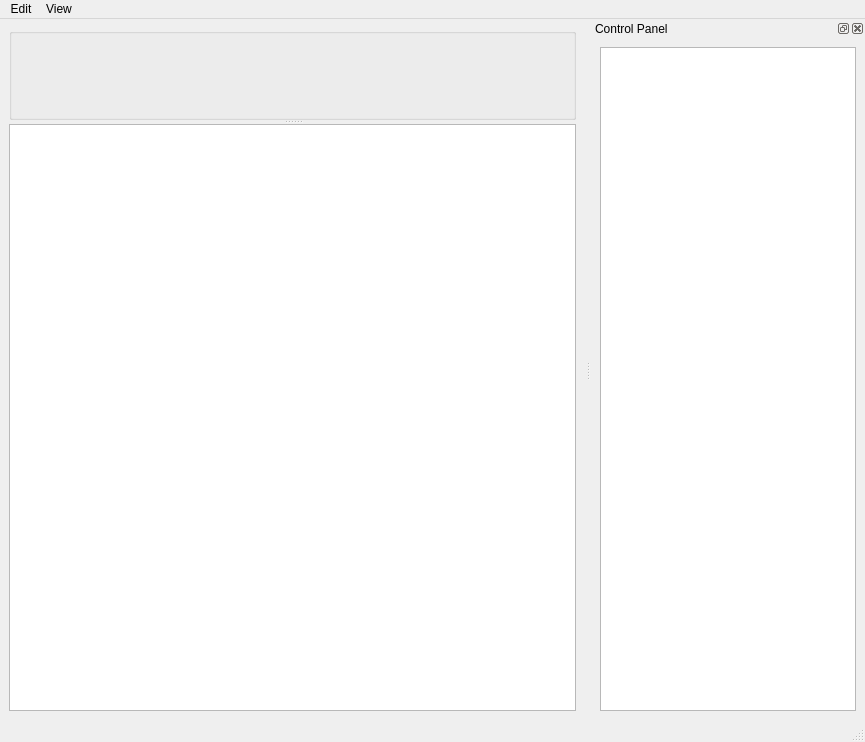
First picture: the form in maya_script/BevelTool/src/Qt/UI/MWBevelToolMainWindow.ui, repository FengYusheng/MyUtils, before the edit.
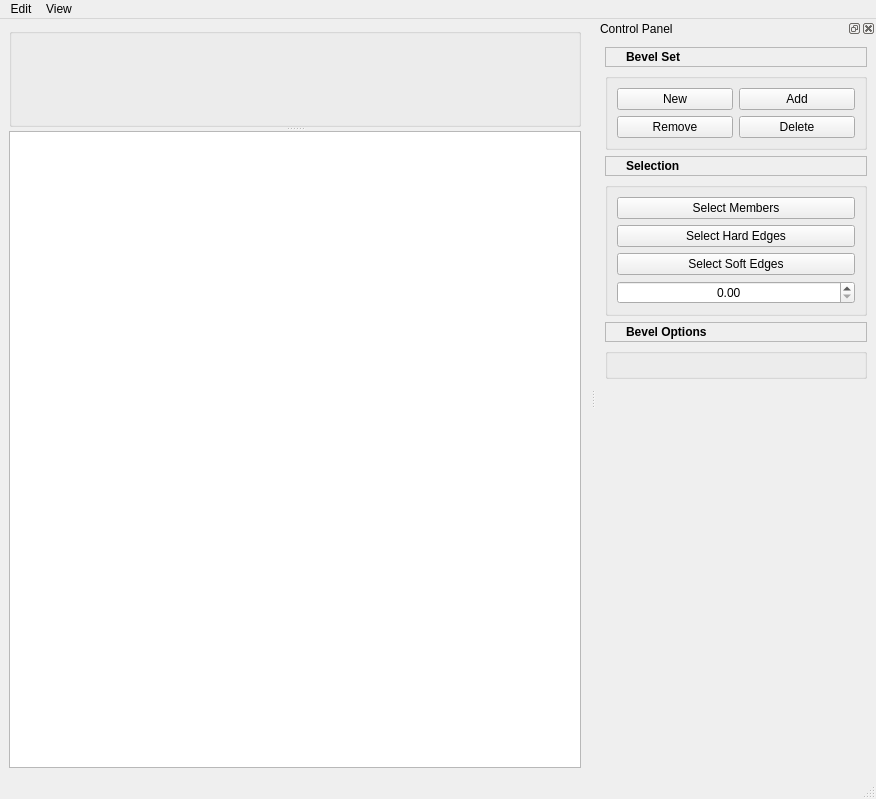
Second picture: the form after the edit.

Commit message: bevel tool

Patch:
```diff
--- a/maya_script/BevelTool/src/Qt/UI/MWBevelToolMainWindow.ui
+++ b/maya_script/BevelTool/src/Qt/UI/MWBevelToolMainWindow.ui
@@ -6,8 +6,8 @@
    <rect>
     <x>0</x>
     <y>0</y>
-    <width>865</width>
-    <height>742</height>
+    <width>876</width>
+    <height>799</height>
    </rect>
   </property>
   <property name="windowTitle">
@@ -31,7 +31,23 @@
         <bool>false</bool>
        </property>
       </widget>
-      <widget class="QTreeView" name="treeView"/>
+      <widget class="QTreeView" name="bevelSetTreeView">
+       <property name="selectionMode">
+        <enum>QAbstractItemView::MultiSelection</enum>
+       </property>
+       <property name="textElideMode">
+        <enum>Qt::ElideNone</enum>
+       </property>
+       <property name="indentation">
+        <number>0</number>
+       </property>
+       <property name="wordWrap">
+        <bool>false</bool>
+       </property>
+       <attribute name="headerMinimumSectionSize">
+        <number>50</number>
+       </attribute>
+      </widget>
      </widget>
     </item>
    </layout>
@@ -41,7 +57,7 @@
     <rect>
      <x>0</x>
      <y>0</y>
-     <width>865</width>
+     <width>876</width>
      <height>21</height>
     </rect>
    </property>
@@ -60,6 +76,12 @@
   </widget>
   <widget class="QStatusBar" name="statusbar"/>
   <widget class="QDockWidget" name="controlDock">
+   <property name="minimumSize">
+    <size>
+     <width>280</width>
+     <height>356</height>
+    </size>
+   </property>
    <property name="allowedAreas">
     <set>Qt::LeftDockWidgetArea|Qt::RightDockWidgetArea</set>
    </property>
@@ -70,23 +92,209 @@
     <number>2</number>
    </attribute>
    <widget class="QWidget" name="dockWidgetContents_2">
-    <layout class="QGridLayout" name="gridLayout">
+    <layout class="QGridLayout" name="gridLayout_3">
      <item row="0" column="0">
-      <widget class="QTreeView" name="controlPanelTreeView">
-       <property name="indentation">
-        <number>20</number>
+      <widget class="QLabel" name="bevelSetLabel">
+       <property name="minimumSize">
+        <size>
+         <width>0</width>
+         <height>20</height>
+        </size>
        </property>
-       <property name="animated">
-        <bool>false</bool>
+       <property name="maximumSize">
+        <size>
+         <width>16777215</width>
+         <height>30</height>
+        </size>
+       </property>
+       <property name="frameShape">
+        <enum>QFrame::StyledPanel</enum>
+       </property>
+       <property name="frameShadow">
+        <enum>QFrame::Plain</enum>
+       </property>
+       <property name="text">
+        <string>&lt;html&gt;&lt;head/&gt;&lt;body&gt;&lt;p&gt;&lt;span style=&quot; font-weight:600;&quot;&gt;Bevel Set&lt;/span&gt;&lt;/p&gt;&lt;/body&gt;&lt;/html&gt;</string>
+       </property>
+       <property name="textFormat">
+        <enum>Qt::RichText</enum>
        </property>
        <property name="wordWrap">
+        <bool>false</bool>
+       </property>
+       <property name="indent">
+        <number>20</number>
+       </property>
+      </widget>
+     </item>
+     <item row="1" column="0">
+      <widget class="QGroupBox" name="bevelSetGroupBox">
+       <property name="title">
+        <string/>
+       </property>
+       <property name="flat">
         <bool>true</bool>
        </property>
-       <property name="headerHidden">
+       <property name="checkable">
+        <bool>false</bool>
+       </property>
+       <layout class="QGridLayout" name="gridLayout">
+        <item row="0" column="0">
+         <widget class="QPushButton" name="newBevelSetButton">
+          <property name="text">
+           <string>New</string>
+          </property>
+         </widget>
+        </item>
+        <item row="0" column="1">
+         <widget class="QPushButton" name="addMemberButton">
+          <property name="text">
+           <string>Add</string>
+          </property>
+         </widget>
+        </item>
+        <item row="1" column="0">
+         <widget class="QPushButton" name="removeMemberButton">
+          <property name="text">
+           <string>Remove</string>
+          </property>
+         </widget>
+        </item>
+        <item row="1" column="1">
+         <widget class="QPushButton" name="deleteBevelSetbutton">
+          <property name="text">
+           <string>Delete</string>
+          </property>
+         </widget>
+        </item>
+       </layout>
+      </widget>
+     </item>
+     <item row="2" column="0">
+      <widget class="QLabel" name="selectionLabel">
+       <property name="minimumSize">
+        <size>
+         <width>0</width>
+         <height>20</height>
+        </size>
+       </property>
+       <property name="maximumSize">
+        <size>
+         <width>16777215</width>
+         <height>30</height>
+        </size>
+       </property>
+       <property name="frameShape">
+        <enum>QFrame::StyledPanel</enum>
+       </property>
+       <property name="frameShadow">
+        <enum>QFrame::Plain</enum>
+       </property>
+       <property name="text">
+        <string>&lt;html&gt;&lt;head/&gt;&lt;body&gt;&lt;p&gt;&lt;span style=&quot; font-weight:600;&quot;&gt;Selection&lt;/span&gt;&lt;/p&gt;&lt;/body&gt;&lt;/html&gt;</string>
+       </property>
+       <property name="textFormat">
+        <enum>Qt::RichText</enum>
+       </property>
+       <property name="indent">
+        <number>20</number>
+       </property>
+      </widget>
+     </item>
+     <item row="3" column="0">
+      <widget class="QGroupBox" name="selectionGroupBox">
+       <property name="title">
+        <string/>
+       </property>
+       <property name="flat">
         <bool>true</bool>
        </property>
+       <layout class="QVBoxLayout" name="verticalLayout">
+        <item>
+         <widget class="QPushButton" name="selectMembersButton">
+          <property name="text">
+           <string>Select Members</string>
+          </property>
+         </widget>
+        </item>
+        <item>
+         <widget class="QPushButton" name="selectHardEdgesButton">
+          <property name="text">
+           <string>Select Hard Edges</string>
+          </property>
+         </widget>
+        </item>
+        <item>
+         <widget class="QPushButton" name="selectSoftEdgesButton">
+          <property name="text">
+           <string>Select Soft Edges</string>
+          </property>
+         </widget>
+        </item>
+        <item>
+         <widget class="QDoubleSpinBox" name="doubleSpinBox">
+          <property name="alignment">
+           <set>Qt::AlignCenter</set>
+          </property>
+         </widget>
+        </item>
+       </layout>
       </widget>
      </item>
+     <item row="4" column="0">
+      <widget class="QLabel" name="bevelOptionsLabel">
+       <property name="minimumSize">
+        <size>
+         <width>0</width>
+         <height>20</height>
+        </size>
+       </property>
+       <property name="maximumSize">
+        <size>
+         <width>16777215</width>
+         <height>30</height>
+        </size>
+       </property>
+       <property name="frameShape">
+        <enum>QFrame::StyledPanel</enum>
+       </property>
+       <property name="frameShadow">
+        <enum>QFrame::Plain</enum>
+       </property>
+       <property name="text">
+        <string>&lt;html&gt;&lt;head/&gt;&lt;body&gt;&lt;p&gt;&lt;span style=&quot; font-weight:600;&quot;&gt;Bevel Options&lt;/span&gt;&lt;/p&gt;&lt;/body&gt;&lt;/html&gt;</string>
+       </property>
+       <property name="textFormat">
+        <enum>Qt::RichText</enum>
+       </property>
+       <property name="indent">
+        <number>20</number>
+       </property>
+      </widget>
+     </item>
+     <item row="5" column="0">
+      <widget class="QGroupBox" name="bevelOptionsGroupBox">
+       <property name="title">
+        <string/>
+       </property>
+       <property name="flat">
+        <bool>true</bool>
+       </property>
+      </widget>
+     </item>
+     <item row="6" column="0">
+      <spacer name="verticalSpacer">
+       <property name="orientation">
+        <enum>Qt::Vertical</enum>
+       </property>
+       <property name="sizeHint" stdset="0">
+        <size>
+         <width>20</width>
+         <height>409</height>
+        </size>
+       </property>
+      </spacer>
+     </item>
     </layout>
    </widget>
   </widget>
```
The commit also changes 8 other files.
